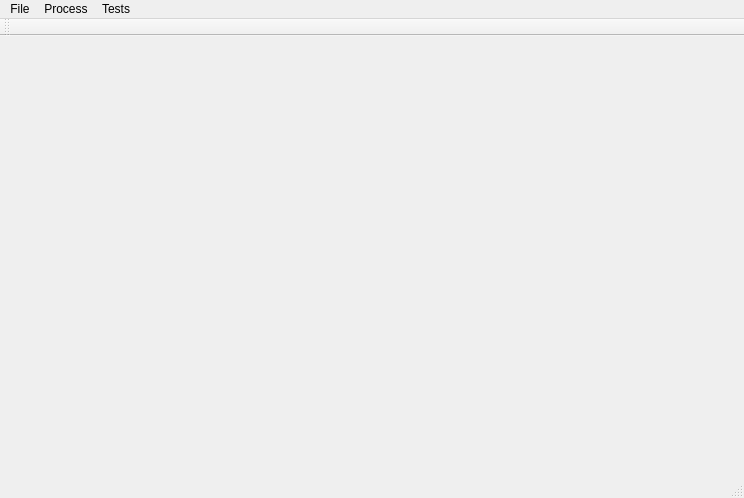
This is mainwindow.ui in yojiyojiyoji/sample-qt-opencv as Qt 5 draws it before an edit. The edited form follows.
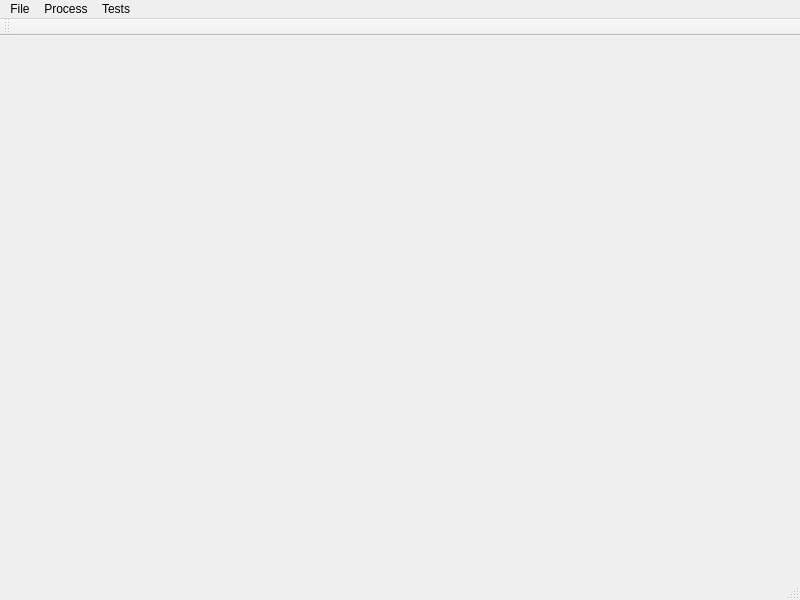
This is the edited form.

Commit message: adjusted the size of GUIs

```diff
--- a/mainwindow.ui
+++ b/mainwindow.ui
@@ -6,8 +6,8 @@
    <rect>
     <x>0</x>
     <y>0</y>
-    <width>744</width>
-    <height>498</height>
+    <width>800</width>
+    <height>600</height>
    </rect>
   </property>
   <property name="windowTitle">
@@ -28,7 +28,7 @@
     <rect>
      <x>0</x>
      <y>0</y>
-     <width>744</width>
+     <width>800</width>
      <height>22</height>
     </rect>
    </property>
```
The commit also changes 1 other file.
